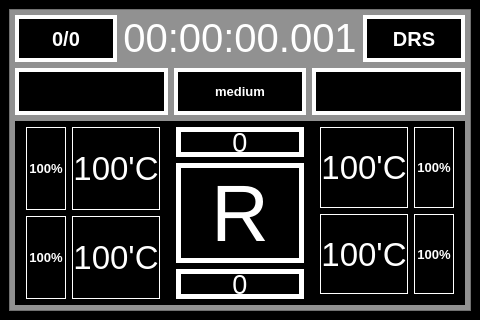
TBlueT/RacingWheelMonitor, file View/pi_ui.ui: the form before one commit.
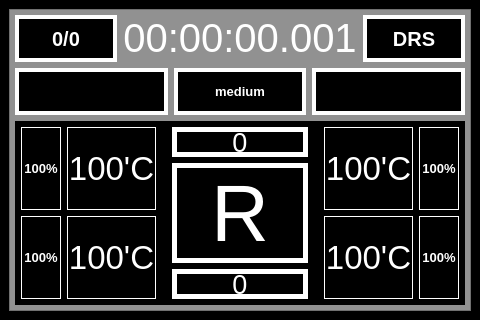
The form after the commit.

Commit message: V1 F1 instrument panel ui

```diff
--- a/View/pi_ui.ui
+++ b/View/pi_ui.ui
@@ -257,6 +257,9 @@
               <enum>QFrame::Raised</enum>
              </property>
              <layout class="QGridLayout" name="gridLayout_4">
+              <property name="leftMargin">
+               <number>4</number>
+              </property>
               <property name="topMargin">
                <number>4</number>
               </property>
@@ -418,6 +421,12 @@
               <property name="topMargin">
                <number>4</number>
               </property>
+              <property name="rightMargin">
+               <number>4</number>
+              </property>
+              <property name="bottomMargin">
+               <number>4</number>
+              </property>
               <item row="5" column="0">
                <widget class="QLabel" name="TyresSurfaceTemperature_2">
                 <property name="maximumSize">
```
